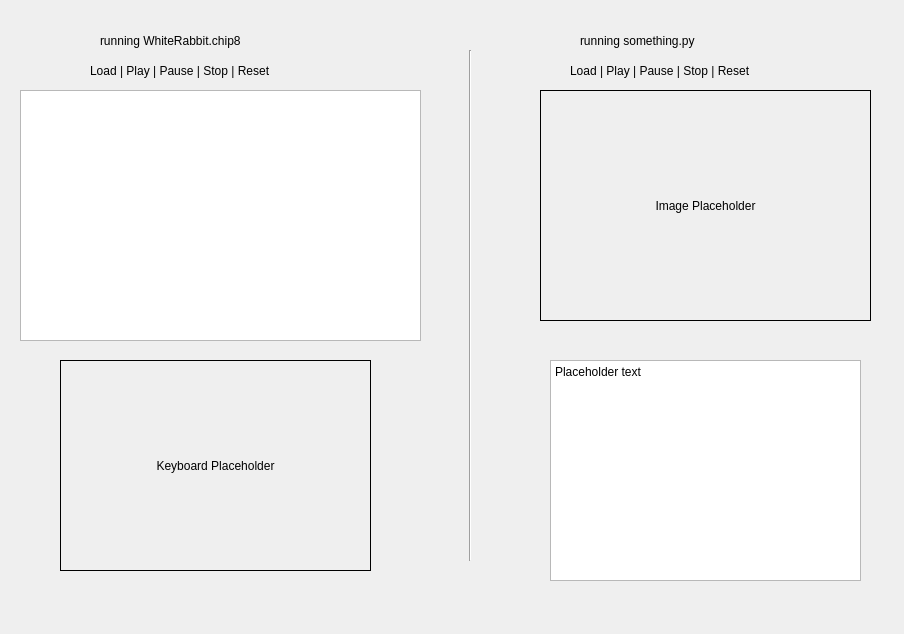
First picture: the form in WhiteRabbit/src/dualwindow.ui, repository Robin-Reynard/WhiteRabbit_CHIP-8-Emulator, before the edit.
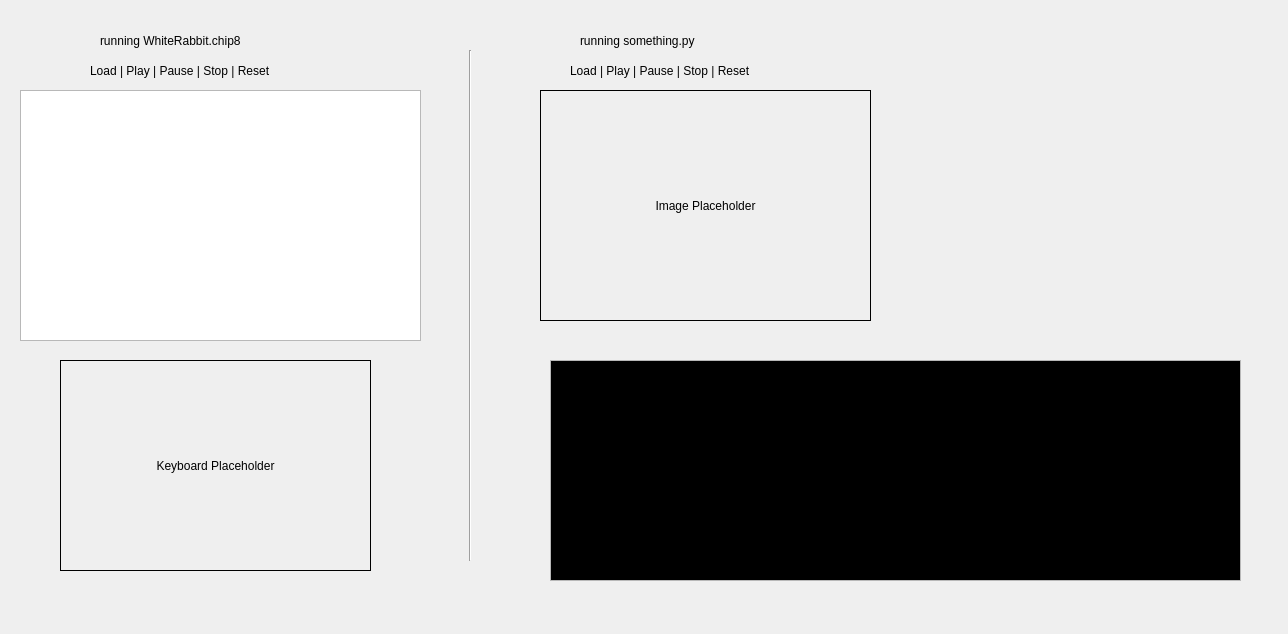
Second picture: the form after the edit.

Commit message: made console bigger for easier debugging

```diff
--- a/WhiteRabbit/src/dualwindow.ui
+++ b/WhiteRabbit/src/dualwindow.ui
@@ -6,7 +6,7 @@
    <rect>
     <x>0</x>
     <y>0</y>
-    <width>904</width>
+    <width>1288</width>
     <height>634</height>
    </rect>
   </property>
@@ -112,12 +112,103 @@
      <rect>
       <x>550</x>
       <y>360</y>
-      <width>311</width>
+      <width>691</width>
       <height>221</height>
      </rect>
     </property>
+    <property name="palette">
+     <palette>
+      <active>
+       <colorrole role="Text">
+        <brush brushstyle="SolidPattern">
+         <color alpha="255">
+          <red>255</red>
+          <green>255</green>
+          <blue>255</blue>
+         </color>
+        </brush>
+       </colorrole>
+       <colorrole role="Base">
+        <brush brushstyle="SolidPattern">
+         <color alpha="255">
+          <red>0</red>
+          <green>0</green>
+          <blue>0</blue>
+         </color>
+        </brush>
+       </colorrole>
+       <colorrole role="PlaceholderText">
+        <brush brushstyle="SolidPattern">
+         <color alpha="128">
+          <red>255</red>
+          <green>255</green>
+          <blue>255</blue>
+         </color>
+        </brush>
+       </colorrole>
+      </active>
+      <inactive>
+       <colorrole role="Text">
+        <brush brushstyle="SolidPattern">
+         <color alpha="255">
+          <red>255</red>
+          <green>255</green>
+          <blue>255</blue>
+         </color>
+        </brush>
+       </colorrole>
+       <colorrole role="Base">
+        <brush brushstyle="SolidPattern">
+         <color alpha="255">
+          <red>0</red>
+          <green>0</green>
+          <blue>0</blue>
+         </color>
+        </brush>
+       </colorrole>
+       <colorrole role="PlaceholderText">
+        <brush brushstyle="SolidPattern">
+         <color alpha="128">
+          <red>255</red>
+          <green>255</green>
+          <blue>255</blue>
+         </color>
+        </brush>
+       </colorrole>
+      </inactive>
+      <disabled>
+       <colorrole role="Text">
+        <brush brushstyle="SolidPattern">
+         <color alpha="255">
+          <red>190</red>
+          <green>190</green>
+          <blue>190</blue>
+         </color>
+        </brush>
+       </colorrole>
+       <colorrole role="Base">
+        <brush brushstyle="SolidPattern">
+         <color alpha="255">
+          <red>239</red>
+          <green>239</green>
+          <blue>239</blue>
+         </color>
+        </brush>
+       </colorrole>
+       <colorrole role="PlaceholderText">
+        <brush brushstyle="SolidPattern">
+         <color alpha="128">
+          <red>0</red>
+          <green>0</green>
+          <blue>0</blue>
+         </color>
+        </brush>
+       </colorrole>
+      </disabled>
+     </palette>
+    </property>
     <property name="plainText">
-     <string>Placeholder text</string>
+     <string/>
     </property>
    </widget>
    <widget class="QLabel" name="label">
```
